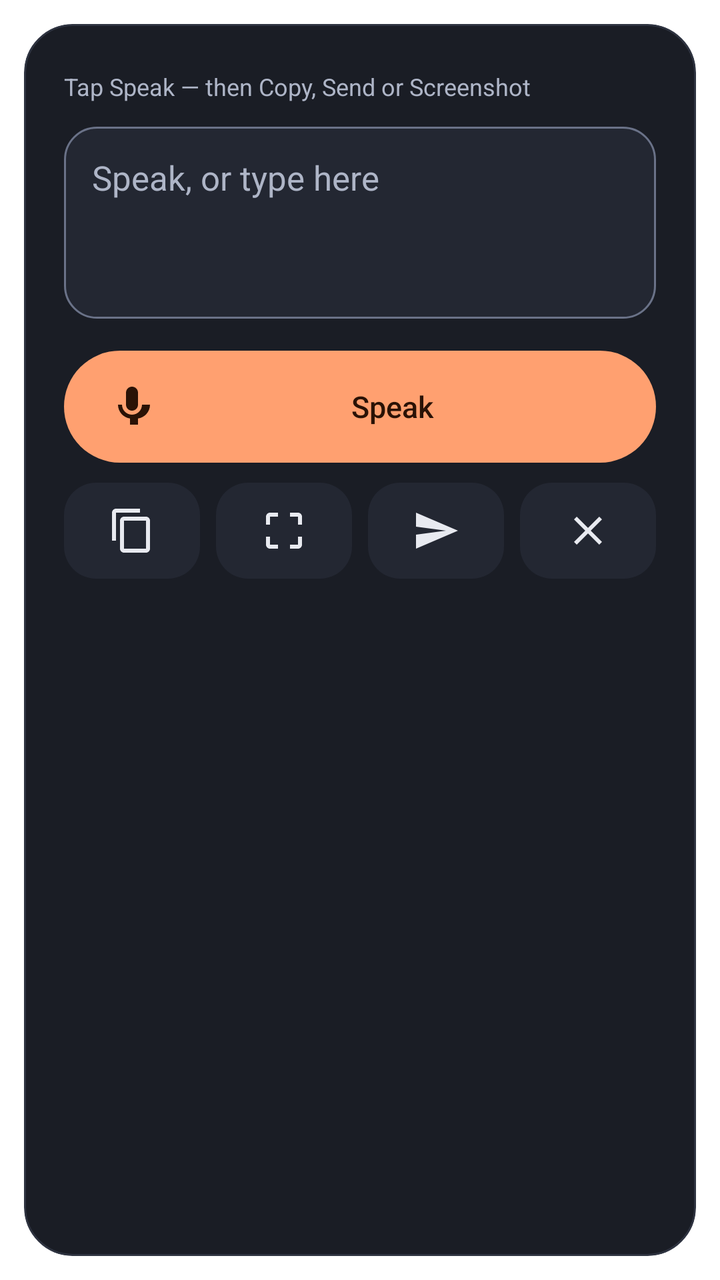
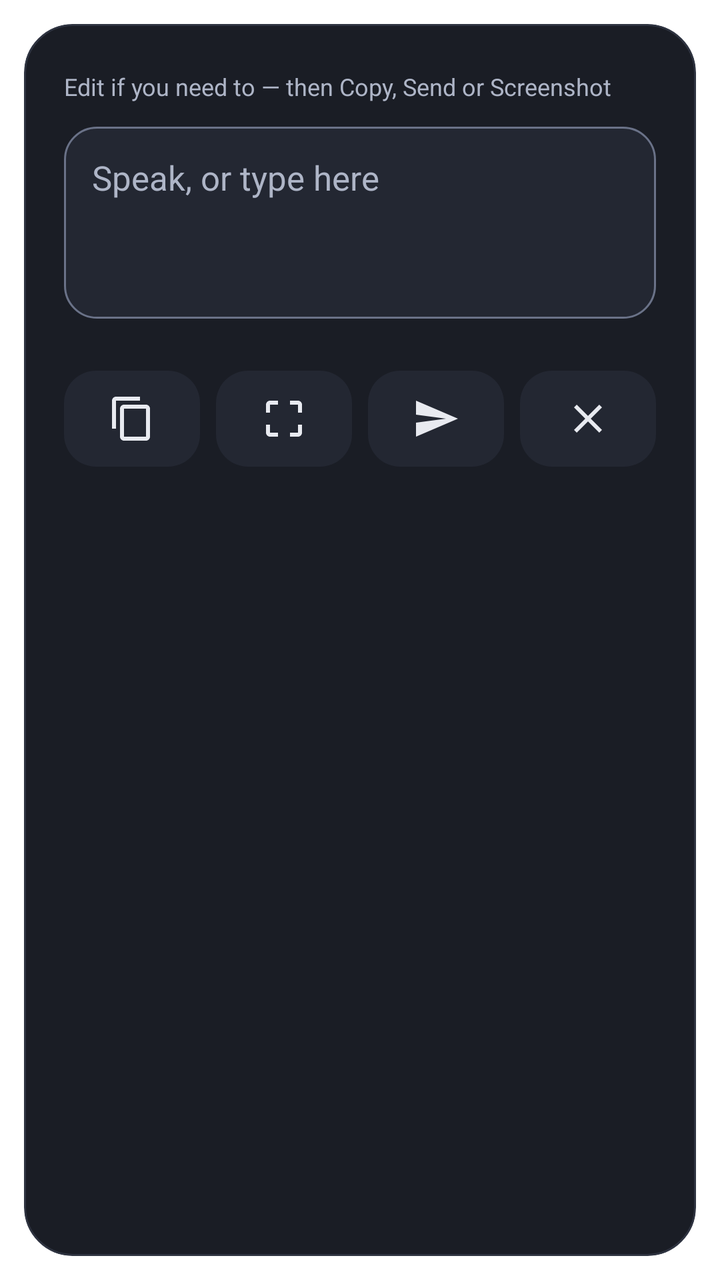

Compare the two renders of this Android layout. The source of the first and the diff that turns it into the second are given below.
<!-- AndroidManifest.xml: activity theme Theme.Dicta.Overlay -->
<!-- res/layout/activity_dictate.xml -->
<?xml version="1.0" encoding="utf-8"?>
<ScrollView xmlns:android="http://schemas.android.com/apk/res/android"
    android:layout_width="match_parent"
    android:layout_height="wrap_content"
    android:background="@drawable/card_bg"
    android:clipToOutline="true">

    <LinearLayout
        android:id="@+id/dictate_card"
        android:layout_width="match_parent"
        android:layout_height="wrap_content"
        android:orientation="vertical"
        android:padding="20dp">

        
        <LinearLayout
            android:id="@+id/overlay_status_strip"
            android:layout_width="match_parent"
            android:layout_height="wrap_content"
            android:orientation="horizontal"
            android:gravity="center_vertical"
            android:baselineAligned="false">

            
            <ProgressBar
                android:id="@+id/level_meter"
                style="?android:attr/progressBarStyleHorizontal"
                android:layout_width="72dp"
                android:layout_height="4dp"
                android:layout_marginEnd="10dp"
                android:max="100"
                android:progress="0"
                android:progressDrawable="@drawable/meter_progress"
                android:contentDescription="@string/level_meter_desc"
                android:visibility="gone" />

            
            <Space
                android:id="@+id/status_strip_spacer"
                android:layout_width="0dp"
                android:layout_height="1dp"
                android:layout_weight="1" />

            
            <TextView
                android:id="@+id/engine_badge"
                android:layout_width="wrap_content"
                android:layout_height="wrap_content"
                android:layout_marginStart="8dp"
                android:paddingStart="8dp"
                android:paddingEnd="8dp"
                android:paddingTop="2dp"
                android:paddingBottom="2dp"
                android:background="@drawable/badge_bg"
                android:textSize="11sp"
                android:maxLines="1"
                android:ellipsize="end"
                android:textColor="@color/dicta_on_accent_container"
                android:contentDescription="@string/engine_badge_desc"
                android:visibility="gone" />
        </LinearLayout>

        
        <TextView
            android:id="@+id/status_text"
            android:layout_width="match_parent"
            android:layout_height="wrap_content"
            android:layout_marginTop="2dp"
            android:text="@string/dictate_hint"
            android:textSize="12sp"
            android:maxLines="4"
            android:ellipsize="end"
            android:lineSpacingExtra="1dp"
            android:textColor="@color/dicta_on_surface_variant" />

        
        <EditText
            android:id="@+id/dictated_text"
            android:layout_width="match_parent"
            android:layout_height="wrap_content"
            android:layout_marginTop="12dp"
            android:minLines="3"
            android:gravity="top"
            android:hint="@string/dictate_text_hint"
            android:textSize="17sp"
            android:lineSpacingExtra="3dp"
            android:textColor="@color/dicta_on_surface"
            android:textColorHint="@color/dicta_on_surface_variant"
            android:background="@drawable/input_bg"
            android:padding="14dp"
            android:inputType="textMultiLine|textCapSentences" />

        
        <TextView
            android:id="@+id/attachment_note"
            android:layout_width="match_parent"
            android:layout_height="wrap_content"
            android:layout_marginTop="8dp"
            android:textSize="12sp"
            android:textColor="@color/dicta_on_surface_variant"
            android:visibility="gone"
            android:text="@string/screenshot_attached_note" />

        
        <LinearLayout
            android:layout_width="match_parent"
            android:layout_height="wrap_content"
            android:orientation="horizontal"
            android:layout_marginTop="16dp"
            android:gravity="center_vertical">

            <Button
                android:id="@+id/mic_button"
                android:layout_width="0dp"
                android:layout_height="56dp"
                android:layout_weight="1"
                android:background="@drawable/mic_pill_bg"
                android:drawableStart="@drawable/ic_mic"
                android:drawableTint="@color/dicta_on_accent"
                android:drawablePadding="8dp"
                android:paddingStart="22dp"
                android:paddingEnd="22dp"
                android:stateListAnimator="@null"
                android:textColor="@color/dicta_on_accent"
                android:textSize="15sp"
                android:textAllCaps="false"
                android:text="@string/start_dictation" />

            
            <Button
                android:id="@+id/retranscribe_button"
                android:layout_width="0dp"
                android:layout_height="56dp"
                android:layout_weight="1"
                android:background="@drawable/outline_button_bg"
                android:paddingStart="22dp"
                android:paddingEnd="22dp"
                android:stateListAnimator="@null"
                android:textColor="@color/dicta_on_surface"
                android:textSize="15sp"
                android:textAllCaps="false"
                android:visibility="gone"
                android:text="@string/history_retranscribe" />

        </LinearLayout>

        
        <LinearLayout
            android:id="@+id/action_row"
            android:layout_width="match_parent"
            android:layout_height="wrap_content"
            android:orientation="horizontal"
            android:layout_marginTop="10dp">

            <ImageButton
                android:id="@+id/copy_button"
                android:layout_width="0dp"
                android:layout_height="48dp"
                android:layout_weight="1"
                android:src="@drawable/ic_copy"
                android:scaleType="center"
                android:background="@drawable/icon_button_bg"
                android:tint="@color/dicta_on_surface"
                android:contentDescription="@string/copy"
                android:tooltipText="@string/copy" />

            <ImageButton
                android:id="@+id/screenshot_button"
                android:layout_width="0dp"
                android:layout_height="48dp"
                android:layout_weight="1"
                android:layout_marginStart="8dp"
                android:src="@drawable/ic_screenshot"
                android:scaleType="center"
                android:background="@drawable/icon_button_bg"
                android:tint="@color/dicta_on_surface"
                android:contentDescription="@string/screenshot"
                android:tooltipText="@string/screenshot" />

            <ImageButton
                android:id="@+id/share_button"
                android:layout_width="0dp"
                android:layout_height="48dp"
                android:layout_weight="1"
                android:layout_marginStart="8dp"
                android:src="@drawable/ic_send"
                android:scaleType="center"
                android:background="@drawable/icon_button_bg"
                android:tint="@color/dicta_on_surface"
                android:contentDescription="@string/share"
                android:tooltipText="@string/share" />

            <ImageButton
                android:id="@+id/close_button"
                android:layout_width="0dp"
                android:layout_height="48dp"
                android:layout_weight="1"
                android:layout_marginStart="8dp"
                android:src="@drawable/ic_close"
                android:scaleType="center"
                android:background="@drawable/icon_button_bg"
                android:tint="@color/dicta_on_surface"
                android:contentDescription="@string/close"
                android:tooltipText="@string/close" />
        </LinearLayout>
    </LinearLayout>
</ScrollView>
<!-- resources referenced by this layout -->
<resources>
  <color name="dicta_on_accent">#2A1206</color>
  <color name="dicta_on_accent_container">#FFD3BC</color>
  <color name="dicta_on_surface">#E8EAF0</color>
  <color name="dicta_on_surface_variant">#AEB5C7</color>
  <!-- drawable badge_bg (drawable) -->
  <?xml version="1.0" encoding="utf-8"?>
  <shape xmlns:android="http://schemas.android.com/apk/res/android"
      android:shape="rectangle">
      <solid android:color="@color/dicta_accent_container" />
      <corners android:radius="8dp" />
  </shape>
  <!-- drawable card_bg (drawable) -->
  <?xml version="1.0" encoding="utf-8"?>
  <shape xmlns:android="http://schemas.android.com/apk/res/android"
      android:shape="rectangle">
      <solid android:color="@color/dicta_surface_2" />
      <corners android:radius="24dp" />
      <stroke android:width="1dp" android:color="@color/dicta_divider" />
  </shape>
  <!-- drawable ic_close (drawable) -->
  <vector xmlns:android="http://schemas.android.com/apk/res/android"
      android:width="24dp"
      android:height="24dp"
      android:viewportWidth="24"
      android:viewportHeight="24">
      <path
          android:fillColor="#FFFFFFFF"
          android:pathData="M19,6.41L17.59,5 12,10.59 6.41,5 5,6.41 10.59,12 5,17.59 6.41,19 12,13.41 17.59,19 19,17.59 13.41,12z" />
  </vector>
  <!-- drawable ic_copy (drawable) -->
  <vector xmlns:android="http://schemas.android.com/apk/res/android"
      android:width="24dp"
      android:height="24dp"
      android:viewportWidth="24"
      android:viewportHeight="24">
      <path
          android:fillColor="#FFFFFFFF"
          android:pathData="M16,1L4,1C2.9,1 2,1.9 2,3v14h2L4,3h12L16,1zM19,5L8,5c-1.1,0 -2,0.9 -2,2v14c0,1.1 0.9,2 2,2h11c1.1,0 2,-0.9 2,-2L21,7c0,-1.1 -0.9,-2 -2,-2zM19,21L8,21L8,7h11v14z" />
  </vector>
  <!-- drawable ic_send (drawable) -->
  <vector xmlns:android="http://schemas.android.com/apk/res/android"
      android:width="24dp"
      android:height="24dp"
      android:viewportWidth="24"
      android:viewportHeight="24">
      <path
          android:fillColor="#FFFFFFFF"
          android:pathData="M2.01,21L23,12 2.01,3 2,10l15,2 -15,2z" />
  </vector>
  <string name="close">Close</string>
  <string name="copy">Copy</string>
  <string name="dictate_hint">Tap Speak — then Copy, Send or Screenshot</string>
  <string name="dictate_text_hint">Speak, or type here</string>
  <string name="engine_badge_desc">Transcription engine</string>
  <string name="history_retranscribe">Re-transcribe</string>
  <string name="level_meter_desc">Microphone input level</string>
  <string name="screenshot">Screenshot</string>
  <string name="screenshot_attached_note">Screenshot attached. Some apps (most chat apps) drop the text when an image is attached — use Copy if the text must arrive.</string>
  <string name="share">Send</string>
  <string name="start_dictation">Speak</string>
  <color name="dicta_accent_container">#4A2416</color>
  <color name="dicta_surface_2">#1A1D25</color>
  <color name="dicta_divider">#2E3340</color>
  <color name="dicta_text">@color/dicta_on_surface</color>
  <color name="dicta_surface_3">#232732</color>
  <color name="dicta_accent">#FFA070</color>
  <color name="dicta_outline">#6A7288</color>
  <!-- drawable meter_track_bg (drawable) -->
  <?xml version="1.0" encoding="utf-8"?>
  <shape xmlns:android="http://schemas.android.com/apk/res/android"
      android:shape="rectangle">
      <solid android:color="@color/dicta_surface_4" />
      <corners android:radius="2dp" />
  </shape>
  <color name="dicta_surface_4">#2E3340</color>
  <dimen name="overlay_window_inset">12dp</dimen>
  <!-- unchanged entries left out for length: 9 -->
</resources>

<!-- the commit's change to res/layout/activity_dictate.xml (unified diff, before → after) -->
@@ -5,11 +5,14 @@
     android:background="@drawable/card_bg"
     android:clipToOutline="true">
 
+    
     <LinearLayout
         android:id="@+id/dictate_card"
         android:layout_width="match_parent"
         android:layout_height="wrap_content"
         android:orientation="vertical"
+        android:focusable="true"
+        android:focusableInTouchMode="true"
         android:padding="20dp">
 
         
@@ -124,7 +127,8 @@
                 android:textColor="@color/dicta_on_accent"
                 android:textSize="15sp"
                 android:textAllCaps="false"
-                android:text="@string/start_dictation" />
+                android:visibility="gone"
+                android:text="@string/stop_dictation" />
 
             
             <Button
<!-- resource entries referenced after the edit -->
@@ -51,7 +51,7 @@
   </vector>
   <string name="close">Close</string>
   <string name="copy">Copy</string>
-  <string name="dictate_hint">Tap Speak — then Copy, Send or Screenshot</string>
+  <string name="dictate_hint">Edit if you need to — then Copy, Send or Screenshot</string>
   <string name="dictate_text_hint">Speak, or type here</string>
   <string name="engine_badge_desc">Transcription engine</string>
   <string name="history_retranscribe">Re-transcribe</string>
@@ -59,7 +59,7 @@
   <string name="screenshot">Screenshot</string>
   <string name="screenshot_attached_note">Screenshot attached. Some apps (most chat apps) drop the text when an image is attached — use Copy if the text must arrive.</string>
   <string name="share">Send</string>
-  <string name="start_dictation">Speak</string>
+  <string name="stop_dictation">Stop</string>
   <color name="dicta_accent_container">#4A2416</color>
   <color name="dicta_surface_2">#1A1D25</color>
   <color name="dicta_divider">#2E3340</color>
